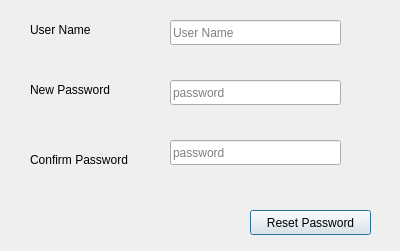
First picture: the form in presentation/authorization_ui/resetUserPasswordMain.ui, repository shymaa123456/HyperPOS2020, before the edit.
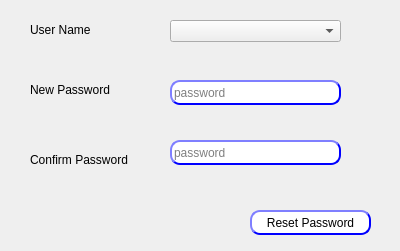
Second picture: the form after the edit.

Patch:
```diff
--- a/presentation/authorization_ui/resetUserPasswordMain.ui
+++ b/presentation/authorization_ui/resetUserPasswordMain.ui
@@ -35,6 +35,30 @@
      <height>25</height>
     </rect>
    </property>
+   <property name="styleSheet">
+    <string notr="true">QLineEdit{
+                                        background-color: white;
+                                        border-style: outset;
+                                        border-width: 2px;
+                                        border-radius: 10px;
+                                        border-color: blue;
+                                        min-width: 6em;
+                                        }
+                                        QLineEdit:hover {
+                                        background: qradialgradient(
+                                        cx: 0.3, cy: -0.4, fx: 0.3, fy: -0.4,
+                                        radius: 1.35, stop: 0 #fff, stop: 1 #bbb
+                                        );
+                                        }
+                                       QLineEdit:pressed {
+                                        border-style: inset;
+                                        background: qradialgradient(
+                                        cx: 0.4, cy: -0.1, fx: 0.4, fy: -0.1,
+                                        radius: 1.35, stop: 0 #fff, stop: 1 #ddd
+                                        );
+                                        }
+                                    </string>
+   </property>
    <property name="text">
     <string/>
    </property>
@@ -57,6 +81,30 @@
      <height>25</height>
     </rect>
    </property>
+   <property name="styleSheet">
+    <string notr="true">QLineEdit{
+                                        background-color: white;
+                                        border-style: outset;
+                                        border-width: 2px;
+                                        border-radius: 10px;
+                                        border-color: blue;
+                                        min-width: 6em;
+                                        }
+                                        QLineEdit:hover {
+                                        background: qradialgradient(
+                                        cx: 0.3, cy: -0.4, fx: 0.3, fy: -0.4,
+                                        radius: 1.35, stop: 0 #fff, stop: 1 #bbb
+                                        );
+                                        }
+                                       QLineEdit:pressed {
+                                        border-style: inset;
+                                        background: qradialgradient(
+                                        cx: 0.4, cy: -0.1, fx: 0.4, fy: -0.1,
+                                        radius: 1.35, stop: 0 #fff, stop: 1 #ddd
+                                        );
+                                        }
+                                    </string>
+   </property>
    <property name="text">
     <string/>
    </property>
@@ -92,32 +140,34 @@
      <height>25</height>
     </rect>
    </property>
+   <property name="styleSheet">
+    <string notr="true">QPushButton{
+                                        background-color: white;
+                                        border-style: outset;
+                                        border-width: 2px;
+                                        border-radius: 10px;
+                                        border-color: blue;
+                                        min-width: 6em;
+                                        }
+                                        QPushButton:hover {
+                                        background: qradialgradient(
+                                        cx: 0.3, cy: -0.4, fx: 0.3, fy: -0.4,
+                                        radius: 1.35, stop: 0 #fff, stop: 1 #bbb
+                                        );
+                                        }
+                                        QPushButton:pressed {
+                                        border-style: inset;
+                                        background: qradialgradient(
+                                        cx: 0.4, cy: -0.1, fx: 0.4, fy: -0.1,
+                                        radius: 1.35, stop: 0 #fff, stop: 1 #ddd
+                                        );
+                                        }
+                                    </string>
+   </property>
    <property name="text">
     <string>Reset Password</string>
    </property>
   </widget>
-  <widget class="QLineEdit" name="LE_username">
-   <property name="geometry">
-    <rect>
-     <x>170</x>
-     <y>20</y>
-     <width>171</width>
-     <height>25</height>
-    </rect>
-   </property>
-   <property name="text">
-    <string/>
-   </property>
-   <property name="maxLength">
-    <number>32767</number>
-   </property>
-   <property name="echoMode">
-    <enum>QLineEdit::Normal</enum>
-   </property>
-   <property name="placeholderText">
-    <string>User Name</string>
-   </property>
-  </widget>
   <widget class="QLabel" name="label_4">
    <property name="geometry">
     <rect>
@@ -131,6 +181,16 @@
     <string>User Name</string>
    </property>
   </widget>
+  <widget class="QComboBox" name="LE_username">
+   <property name="geometry">
+    <rect>
+     <x>170</x>
+     <y>20</y>
+     <width>171</width>
+     <height>22</height>
+    </rect>
+   </property>
+  </widget>
  </widget>
  <resources/>
  <connections/>
```
